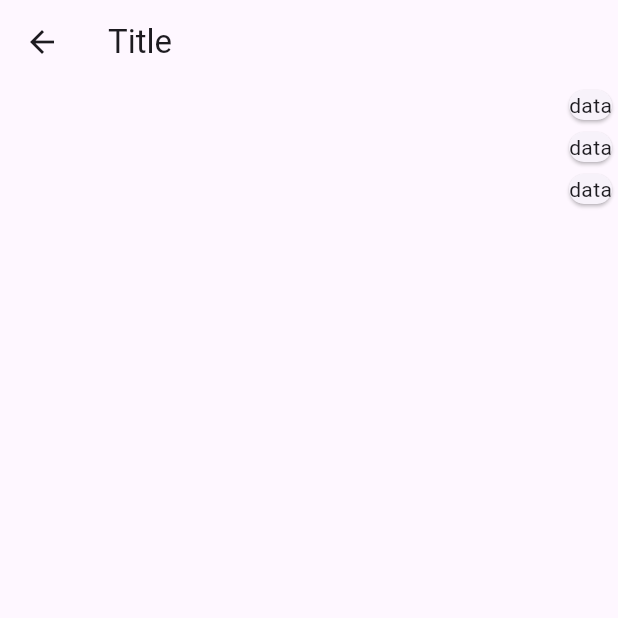
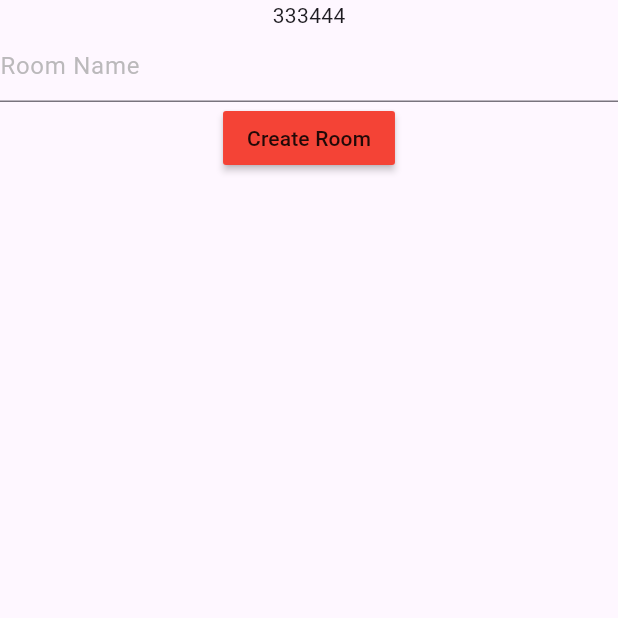
Before and after one commit to MohamedHisham34/chat_room, a Flutter app: the Cardtest screen opened by its route, on a phone screen of 412 x 824 dp, the top half of it. Run offline on Flutter 3.47's test engine with Material 3 defaults, Android fonts, the phone set to English and light mode, and no system bars; our stand-ins replace chat_bubbles, cloud_firestore, firebase_auth, firebase_core; missing offline and left inert: dart:ffi; accounts and stored records are empty.

Commit message:
Added Create and Join Room Screens

```diff
--- a/lib/screens/login_screen.dart
+++ b/lib/screens/login_screen.dart
@@ -2,7 +2,6 @@
 
 import 'package:chat_room/screens/chat_screen.dart';
 import 'package:firebase_auth/firebase_auth.dart';
-import 'package:firebase_core/firebase_core.dart';
 import 'package:flutter/material.dart';
 
 class LoginScreen extends StatefulWidget {
--- a/lib/screens/test.dart
+++ b/lib/screens/test.dart
@@ -1,6 +1,13 @@
 // ignore_for_file: prefer_const_constructors
 
+import 'package:cloud_firestore/cloud_firestore.dart';
+import 'package:firebase_auth/firebase_auth.dart';
 import 'package:flutter/material.dart';
+
+FirebaseAuth auth = FirebaseAuth.instance;
+FirebaseFirestore db = FirebaseFirestore.instance;
+final genNumber = "333444";
+String? rName;
 
 class Cardtest extends StatelessWidget {
   static final id = "test";
@@ -9,19 +16,34 @@ class Cardtest extends StatelessWidget {
   @override
   Widget build(BuildContext context) {
     return Scaffold(
-      appBar: AppBar(
-        title: const Text('Title'),
-      ),
-      body: ListView.builder(
-        itemCount: 3,
-        itemBuilder: (context, index) {
-          return Container(
-            alignment: Alignment.centerRight,
-            child: Card(
-              child: Text("data"),
+      body: SafeArea(
+        child: Column(children: [
+          Text(genNumber),
+          TextField(
+            onChanged: (value) {
+              rName = value;
+            },
+            decoration: InputDecoration(
+              hintText: "Room Name",
+              hintStyle: TextStyle(
+                color: Colors.grey.withOpacity(0.7),
+              ),
             ),
-          );
-        },
+          ),
+          MaterialButton(
+            color: Colors.red,
+            onPressed: () {
+              db
+                  .collection("Rooms")
+                  .doc(genNumber)
+                  .set({"rName": rName, "isCompleted": false});
+
+              db.collection("Rooms").doc(genNumber).collection("Messages").add(
+                  {"sender": "ali@gmail.com", "messageContent": "Hello hello"});
+            },
+            child: Text("Create Room"),
+          ),
+        ]),
       ),
     );
   }
--- a/pubspec.yaml
+++ b/pubspec.yaml
@@ -38,6 +38,7 @@ dependencies:
   firebase_core: ^3.8.0
   firebase_auth: ^5.3.3
   cloud_firestore: ^5.5.0
+  chat_bubbles: ^1.6.0
 
 dev_dependencies:
   flutter_test:
```
Also changed, not shown: lib/components/message_bubble.dart (added, +38 -0 lines), lib/main.dart (+12 -2 lines), lib/screens/chat_screen.dart (+22 -38 lines), lib/screens/create_room_screen.dart (added, +18 -0 lines), lib/screens/join_room_screen.dart (added, +16 -0 lines), lib/screens/registration_screen.dart (+9 -0 lines), lib/screens/rooms_screen.dart (added, +27 -0 lines), pubspec.lock.
